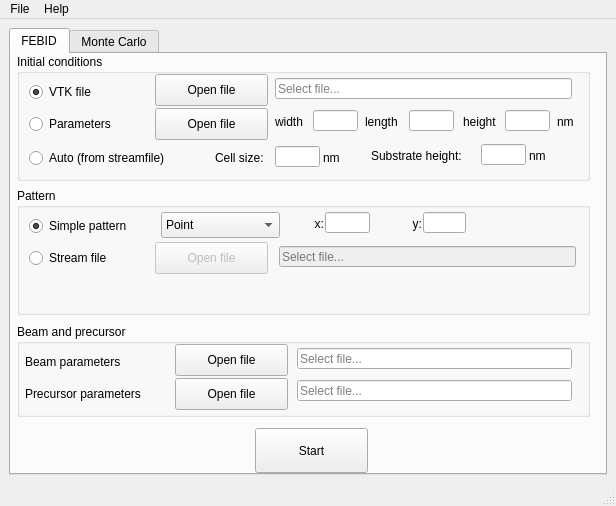
First picture: the form in source/ui/main_window.ui, repository MrCheatak/FEBID_py, before the edit.
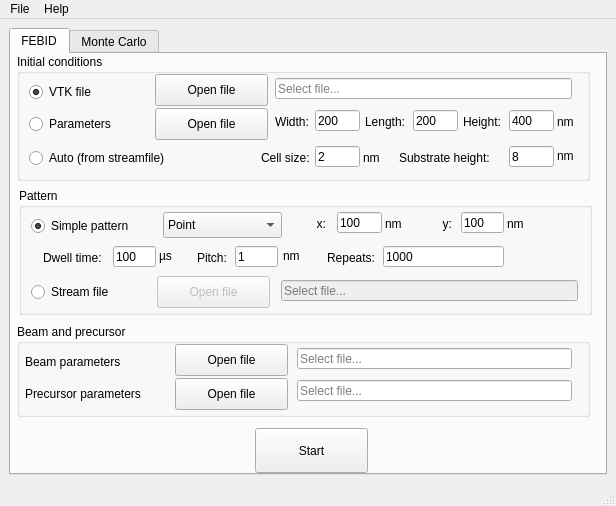
Second picture: the form after the edit. The open tabs and pages were chosen to show the change.

Commit message: Added a button that starts the FEBID process simulation process.

Patch:
```diff
--- a/source/ui/main_window.ui
+++ b/source/ui/main_window.ui
@@ -94,7 +94,7 @@
         <widget class="QLineEdit" name="input_geom_param_width">
          <property name="geometry">
           <rect>
-           <x>296</x>
+           <x>298</x>
            <y>56</y>
            <width>45</width>
            <height>21</height>
@@ -103,17 +103,23 @@
          <property name="inputMask">
           <string/>
          </property>
+         <property name="text">
+          <string>200</string>
+         </property>
          <property name="maxLength">
           <number>5</number>
          </property>
          <property name="readOnly">
           <bool>true</bool>
          </property>
+         <property name="placeholderText">
+          <string>200</string>
+         </property>
         </widget>
         <widget class="QLineEdit" name="input_geom_param_height">
          <property name="geometry">
           <rect>
-           <x>488</x>
+           <x>492</x>
            <y>56</y>
            <width>45</width>
            <height>21</height>
@@ -122,17 +128,23 @@
          <property name="inputMask">
           <string/>
          </property>
+         <property name="text">
+          <string>400</string>
+         </property>
          <property name="maxLength">
           <number>5</number>
          </property>
          <property name="readOnly">
           <bool>true</bool>
          </property>
+         <property name="placeholderText">
+          <string>400</string>
+         </property>
         </widget>
         <widget class="QLineEdit" name="input_geom_param_length">
          <property name="geometry">
           <rect>
-           <x>392</x>
+           <x>396</x>
            <y>56</y>
            <width>45</width>
            <height>21</height>
@@ -141,12 +153,18 @@
          <property name="inputMask">
           <string/>
          </property>
+         <property name="text">
+          <string>200</string>
+         </property>
          <property name="maxLength">
           <number>5</number>
          </property>
          <property name="readOnly">
           <bool>true</bool>
          </property>
+         <property name="placeholderText">
+          <string>200</string>
+         </property>
         </widget>
         <widget class="QLabel" name="l_nm_1">
          <property name="geometry">
@@ -198,12 +216,12 @@
           <rect>
            <x>258</x>
            <y>60</y>
-           <width>37</width>
+           <width>41</width>
            <height>16</height>
           </rect>
          </property>
          <property name="text">
-          <string>width</string>
+          <string>Width:</string>
          </property>
         </widget>
         <widget class="QLabel" name="l_length">
@@ -211,12 +229,12 @@
           <rect>
            <x>348</x>
            <y>60</y>
-           <width>41</width>
+           <width>45</width>
            <height>16</height>
           </rect>
          </property>
          <property name="text">
-          <string>length</string>
+          <string>Length:</string>
          </property>
         </widget>
         <widget class="QLabel" name="l_height">
@@ -224,18 +242,18 @@
           <rect>
            <x>446</x>
            <y>60</y>
-           <width>41</width>
+           <width>45</width>
            <height>16</height>
           </rect>
          </property>
          <property name="text">
-          <string>height</string>
+          <string>Height:</string>
          </property>
         </widget>
         <widget class="QLabel" name="l_cell_size">
          <property name="geometry">
           <rect>
-           <x>198</x>
+           <x>244</x>
            <y>96</y>
            <width>60</width>
            <height>16</height>
@@ -248,7 +266,7 @@
         <widget class="QLineEdit" name="input_cell_size">
          <property name="geometry">
           <rect>
-           <x>258</x>
+           <x>298</x>
            <y>92</y>
            <width>45</width>
            <height>21</height>
@@ -258,7 +276,7 @@
           <string/>
          </property>
          <property name="text">
-          <string/>
+          <string>2</string>
          </property>
          <property name="maxLength">
           <number>4</number>
@@ -266,11 +284,14 @@
          <property name="readOnly">
           <bool>true</bool>
          </property>
+         <property name="placeholderText">
+          <string>2</string>
+         </property>
         </widget>
         <widget class="QLabel" name="l_nm_2">
          <property name="geometry">
           <rect>
-           <x>306</x>
+           <x>346</x>
            <y>96</y>
            <width>19</width>
            <height>16</height>
@@ -283,7 +304,7 @@
         <widget class="QLabel" name="l_nm_3">
          <property name="geometry">
           <rect>
-           <x>512</x>
+           <x>540</x>
            <y>94</y>
            <width>19</width>
            <height>16</height>
@@ -296,8 +317,8 @@
         <widget class="QLineEdit" name="input_substrate_height">
          <property name="geometry">
           <rect>
-           <x>464</x>
-           <y>90</y>
+           <x>492</x>
+           <y>92</y>
            <width>45</width>
            <height>21</height>
           </rect>
@@ -305,15 +326,21 @@
          <property name="inputMask">
           <string/>
          </property>
+         <property name="text">
+          <string>8</string>
+         </property>
          <property name="maxLength">
           <number>4</number>
          </property>
+         <property name="placeholderText">
+          <string>4</string>
+         </property>
         </widget>
         <widget class="QLabel" name="l_substrate_height">
          <property name="geometry">
           <rect>
-           <x>354</x>
-           <y>94</y>
+           <x>382</x>
+           <y>96</y>
            <width>105</width>
            <height>16</height>
           </rect>
@@ -326,7 +353,7 @@
        <widget class="QGroupBox" name="groupBox_2">
         <property name="geometry">
          <rect>
-          <x>6</x>
+          <x>8</x>
           <y>134</y>
           <width>573</width>
           <height>127</height>
@@ -339,7 +366,7 @@
          <property name="geometry">
           <rect>
            <x>12</x>
-           <y>60</y>
+           <y>94</y>
            <width>119</width>
            <height>20</height>
           </rect>
@@ -371,7 +398,7 @@
          <property name="geometry">
           <rect>
            <x>138</x>
-           <y>54</y>
+           <y>88</y>
            <width>113</width>
            <height>32</height>
           </rect>
@@ -383,12 +410,21 @@
         <widget class="QLineEdit" name="input_param2">
          <property name="geometry">
           <rect>
-           <x>406</x>
+           <x>442</x>
            <y>24</y>
            <width>43</width>
            <height>21</height>
           </rect>
          </property>
+         <property name="text">
+          <string>100</string>
+         </property>
+         <property name="maxLength">
+          <number>4</number>
+         </property>
+         <property name="placeholderText">
+          <string>100</string>
+         </property>
         </widget>
         <widget class="QComboBox" name="pattern_selection">
          <property name="geometry">
@@ -447,17 +483,26 @@
         <widget class="QLineEdit" name="input_param1">
          <property name="geometry">
           <rect>
-           <x>308</x>
+           <x>318</x>
            <y>24</y>
            <width>45</width>
            <height>21</height>
           </rect>
          </property>
+         <property name="text">
+          <string>100</string>
+         </property>
+         <property name="maxLength">
+          <number>4</number>
+         </property>
+         <property name="placeholderText">
+          <string>100</string>
+         </property>
         </widget>
         <widget class="QLabel" name="l_param2">
          <property name="geometry">
           <rect>
-           <x>364</x>
+           <x>392</x>
            <y>28</y>
            <width>41</width>
            <height>16</height>
@@ -483,7 +528,7 @@
          <property name="geometry">
           <rect>
            <x>262</x>
-           <y>58</y>
+           <y>92</y>
            <width>297</width>
            <height>21</height>
           </rect>
@@ -495,6 +540,151 @@
           <string>Select file...</string>
          </property>
         </widget>
+        <widget class="QLineEdit" name="input_dwell_time">
+         <property name="geometry">
+          <rect>
+           <x>94</x>
+           <y>58</y>
+           <width>43</width>
+           <height>21</height>
+          </rect>
+         </property>
+         <property name="text">
+          <string>100</string>
+         </property>
+         <property name="maxLength">
+          <number>4</number>
+         </property>
+         <property name="placeholderText">
+          <string>100</string>
+         </property>
+        </widget>
+        <widget class="QLabel" name="l_dwell_time">
+         <property name="geometry">
+          <rect>
+           <x>24</x>
+           <y>62</y>
+           <width>71</width>
+           <height>16</height>
+          </rect>
+         </property>
+         <property name="text">
+          <string>Dwell time:</string>
+         </property>
+        </widget>
+        <widget class="QLabel" name="l_pitch">
+         <property name="geometry">
+          <rect>
+           <x>178</x>
+           <y>62</y>
+           <width>39</width>
+           <height>16</height>
+          </rect>
+         </property>
+         <property name="text">
+          <string>Pitch:</string>
+         </property>
+        </widget>
+        <widget class="QLineEdit" name="input_pitch">
+         <property name="geometry">
+          <rect>
+           <x>216</x>
+           <y>58</y>
+           <width>43</width>
+           <height>21</height>
+          </rect>
+         </property>
+         <property name="text">
+          <string>1</string>
+         </property>
+         <property name="maxLength">
+          <number>3</number>
+         </property>
+         <property name="placeholderText">
+          <string>1</string>
+         </property>
+        </widget>
+        <widget class="QLabel" name="l_repeats">
+         <property name="geometry">
+          <rect>
+           <x>308</x>
+           <y>62</y>
+           <width>57</width>
+           <height>16</height>
+          </rect>
+         </property>
+         <property name="text">
+          <string>Repeats:</string>
+         </property>
+        </widget>
+        <widget class="QLineEdit" name="input_repeats">
+         <property name="geometry">
+          <rect>
+           <x>364</x>
+           <y>58</y>
+           <width>121</width>
+           <height>21</height>
+          </rect>
+         </property>
+         <property name="text">
+          <string>1000</string>
+         </property>
+         <property name="placeholderText">
+          <string>1000</string>
+         </property>
+        </widget>
+        <widget class="QLabel" name="l_nm_4">
+         <property name="geometry">
+          <rect>
+           <x>366</x>
+           <y>28</y>
+           <width>19</width>
+           <height>16</height>
+          </rect>
+         </property>
+         <property name="text">
+          <string>nm</string>
+         </property>
+        </widget>
+        <widget class="QLabel" name="l_nm_5">
+         <property name="geometry">
+          <rect>
+           <x>488</x>
+           <y>28</y>
+           <width>19</width>
+           <height>16</height>
+          </rect>
+         </property>
+         <property name="text">
+          <string>nm</string>
+         </property>
+        </widget>
+        <widget class="QLabel" name="l_nm_6">
+         <property name="geometry">
+          <rect>
+           <x>140</x>
+           <y>60</y>
+           <width>19</width>
+           <height>16</height>
+          </rect>
+         </property>
+         <property name="text">
+          <string>µs</string>
+         </property>
+        </widget>
+        <widget class="QLabel" name="l_nm_7">
+         <property name="geometry">
+          <rect>
+           <x>264</x>
+           <y>60</y>
+           <width>19</width>
+           <height>16</height>
+          </rect>
+         </property>
+         <property name="text">
+          <string>nm</string>
+         </property>
+        </widget>
        </widget>
        <widget class="QGroupBox" name="groupBox_4">
         <property name="geometry">
```
Left out of the diff: 121 changed lines with no effect on the pictures. The commit also changes 2 other files.
